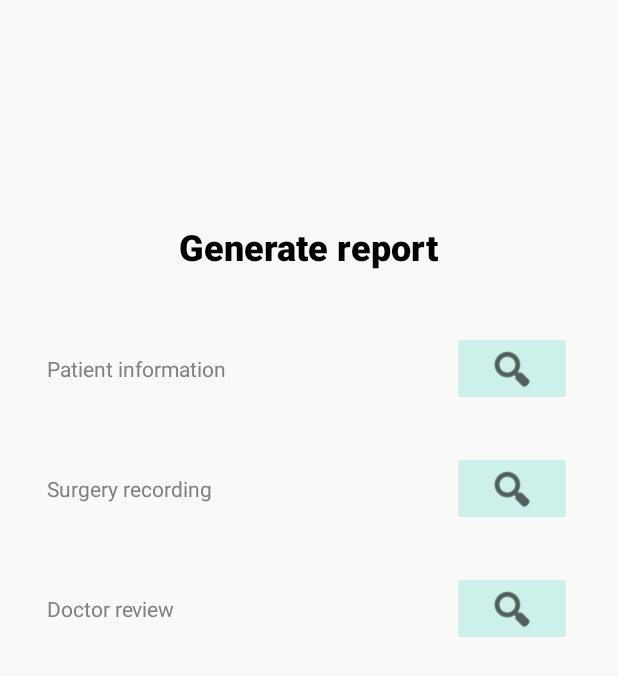
After one commit to Rohithj47/Sermo, an Android app: the GenerateReportActivity screen opened directly, with no data from a screen before it, on a phone screen of 412 x 824 dp. The commit adds this screen. Shown: the top 676 px of the screen. Run offline under Robolectric (Android 15) with nearby library versions, the phone set to English and light mode, and no system bars.

Commit message:
Generate report screen

```diff
--- /dev/null
+++ b/mobile-client/app/src/main/java/com/example/sermo/GenerateReportActivity.java
@@ -0,0 +1,120 @@
+package com.example.sermo;
+
+import androidx.activity.result.ActivityResult;
+import androidx.activity.result.ActivityResultCallback;
+import androidx.activity.result.ActivityResultLauncher;
+import androidx.activity.result.contract.ActivityResultContracts;
+import androidx.annotation.NonNull;
+import androidx.appcompat.app.AppCompatActivity;
+import androidx.core.app.ActivityCompat;
+
+import android.Manifest;
+import android.content.Intent;
+import android.content.pm.PackageManager;
+import android.database.Cursor;
+import android.net.Uri;
+import android.os.Bundle;
+import android.provider.OpenableColumns;
+import android.util.Log;
+import android.view.View;
+import android.widget.ImageButton;
+import android.widget.TextView;
+import android.widget.Toast;
+
+import java.io.File;
+
+public class GenerateReportActivity extends AppCompatActivity {
+
+    ActivityResultLauncher<Intent> resultLauncher;
+    ImageButton btSelect;
+
+    @Override
+    protected void onCreate(Bundle savedInstanceState) {
+        super.onCreate(savedInstanceState);
+        setContentView(R.layout.activity_generate_report);
+
+        btSelect = findViewById(R.id.PatientInformationSearchButton);
+
+        resultLauncher = registerForActivityResult(
+            new ActivityResultContracts.StartActivityForResult(),
+            new ActivityResultCallback<ActivityResult>() {
+                @Override
+                public void onActivityResult(ActivityResult result) {
+                    // Initialize result data
+                    Intent data = result.getData();
+                    // When data is not equal to empty
+                    if (data != null) {
+                        // Get PDf uri
+                        Uri sUri = data.getData();
+                        // Get PDF path
+                        String sPath = sUri.getPath();
+                        File file = new File(sUri.getPath());
+                        final String[] split = file.getPath().split(":");
+                        String filePath = split[1];
+                        Log.d("SELECTED FILE", sPath + ", " + sPath + ", " + filePath);
+                        Cursor returnCursor =
+                                getContentResolver().query(sUri, null, null, null, null);
+                        /*
+                         * Get the column indexes of the data in the Cursor,
+                         * move to the first row in the Cursor, get the data,
+                         * and display it.
+                         */
+                        int nameIndex = returnCursor.getColumnIndex(OpenableColumns.DISPLAY_NAME);
+                        int sizeIndex = returnCursor.getColumnIndex(OpenableColumns.SIZE);
+                        returnCursor.moveToFirst();
+                        Log.d("SELECTED FILE INFO", returnCursor.getString(nameIndex) + ", " + Long.toString(returnCursor.getLong(sizeIndex)));
+                        TextView tv = findViewById(R.id.PatientInformationFilePath);
+                        tv.setText(returnCursor.getString(nameIndex));
+                    }
+                }
+            });
+
+        btSelect.setOnClickListener(new View.OnClickListener() {
+            @Override
+            public void onClick(View view) {
+                // When permission is not granted
+                if (ActivityCompat.checkSelfPermission(GenerateReportActivity.this,
+                        Manifest.permission.READ_EXTERNAL_STORAGE) != PackageManager.PERMISSION_GRANTED) {
+                    // Result permission
+                    ActivityCompat.requestPermissions(
+                            GenerateReportActivity.this,
+                            new String[] { Manifest.permission.READ_EXTERNAL_STORAGE },
+                            1);
+                }
+                // When permission is granted
+                else {
+                    // Create method
+                    selectFile();
+                }
+            }
+        });
+    }
+
+    private void selectFile() {
+        // Initialize intent
+        Intent intent = new Intent(Intent.ACTION_GET_CONTENT);
+        // set type
+        intent.setType("application/pdf");
+        // Launch intent
+        if(resultLauncher !=null)
+            resultLauncher.launch(intent);
+    }
+
+    @Override
+    public void onRequestPermissionsResult(int requestCode, @NonNull String[] permissions,
+            @NonNull int[] grantResults) {
+        super.onRequestPermissionsResult(requestCode, permissions, grantResults);
+        // When permission is granted
+        if (requestCode == 1 && grantResults.length > 0 && grantResults[0]
+                == PackageManager.PERMISSION_GRANTED) {
+            // Call method
+            selectFile();
+        }
+        // When permission is denied
+        else {
+            // Display toast
+            Toast.makeText(getApplicationContext(), "Permission Denied", Toast.LENGTH_SHORT)
+                    .show();
+        }
+    }
+}
--- /dev/null
+++ b/mobile-client/app/src/main/res/layout/activity_generate_report.xml
@@ -0,0 +1,119 @@
+<?xml version="1.0" encoding="utf-8"?>
+<androidx.constraintlayout.widget.ConstraintLayout xmlns:android="http://schemas.android.com/apk/res/android"
+    xmlns:app="http://schemas.android.com/apk/res-auto"
+    xmlns:tools="http://schemas.android.com/tools"
+    android:layout_width="match_parent"
+    android:layout_height="match_parent"
+    tools:context=".GenerateReportActivity">
+
+    <TextView
+        android:id="@+id/headingText"
+        android:layout_width="wrap_content"
+        android:layout_height="wrap_content"
+        android:layout_marginTop="148dp"
+        android:fontFamily="sans-serif-medium"
+        android:text="Generate report"
+        android:textColor="@color/black"
+        android:textSize="24sp"
+        android:textStyle="bold"
+        app:layout_constraintEnd_toEndOf="parent"
+        app:layout_constraintStart_toStartOf="parent"
+        app:layout_constraintTop_toTopOf="parent" />
+
+    <LinearLayout
+        android:id="@+id/PatientInformationLinearLayout"
+        android:layout_width="350dp"
+        android:layout_height="60dp"
+        android:layout_marginTop="40dp"
+        android:orientation="horizontal"
+        app:layout_constraintEnd_toEndOf="parent"
+        app:layout_constraintStart_toStartOf="parent"
+        app:layout_constraintTop_toBottomOf="@+id/headingText">
+
+        <TextView
+            android:id="@+id/PatientInformationFilePath"
+            android:layout_width="230dp"
+            android:layout_height="50dp"
+            android:layout_weight="1"
+            android:gravity="center"
+            android:hint="Patient information"
+            android:singleLine="true"
+            android:textAlignment="textStart"
+            android:textColor="@color/black" />
+
+        <ImageButton
+            android:id="@+id/PatientInformationSearchButton"
+            android:layout_width="40dp"
+            android:layout_height="50dp"
+            android:layout_weight="1"
+            android:backgroundTint="@color/primary_button"
+            android:onClick="onPatientInformationSearchButtonClick"
+            android:scaleType="center"
+            app:srcCompat="@android:drawable/ic_menu_search"
+            app:tint="@color/black" />
+    </LinearLayout>
+
+    <LinearLayout
+        android:id="@+id/SurgeryRecordingLinearLayout"
+        android:layout_width="350dp"
+        android:layout_height="60dp"
+        android:layout_marginTop="20dp"
+        android:orientation="horizontal"
+        app:layout_constraintEnd_toEndOf="parent"
+        app:layout_constraintHorizontal_bias="0.508"
+        app:layout_constraintStart_toStartOf="parent"
+        app:layout_constraintTop_toBottomOf="@+id/PatientInformationLinearLayout">
+
+        <TextView
+            android:id="@+id/SurgeryRecordingFilePath"
+            android:layout_width="230dp"
+            android:layout_height="50dp"
+            android:layout_weight="1"
+            android:gravity="center"
+            android:hint="Surgery recording"
+            android:textAlignment="textStart"
+            android:textColor="@color/black" />
+
+        <ImageButton
+            android:id="@+id/SurgeryRecordingSearchButton"
+            android:layout_width="40dp"
+            android:layout_height="50dp"
+            android:layout_weight="1"
+            android:backgroundTint="@color/primary_button"
+            app:srcCompat="@android:drawable/ic_menu_search"
+            app:tint="@color/black" />
+    </LinearLayout>
+
+    <LinearLayout
+        android:id="@+id/DoctorReviewLinearLayout"
+        android:layout_width="350dp"
+        android:layout_height="60dp"
+        android:layout_marginTop="20dp"
+        android:orientation="horizontal"
+        app:layout_constraintEnd_toEndOf="parent"
+        app:layout_constraintHorizontal_bias="0.508"
+        app:layout_constraintStart_toStartOf="parent"
+        app:layout_constraintTop_toBottomOf="@+id/SurgeryRecordingLinearLayout">
+
+        <TextView
+            android:id="@+id/DoctorReviewFilePath"
+            android:layout_width="230dp"
+            android:layout_height="50dp"
+            android:layout_weight="1"
+            android:gravity="center"
+            android:hint="Doctor review"
+            android:textAlignment="textStart"
+            android:textColor="@color/black" />
+
+        <ImageButton
+            android:id="@+id/DoctorReviewSearchButton"
+            android:layout_width="40dp"
+            android:layout_height="50dp"
+            android:layout_weight="1"
+            android:backgroundTint="@color/primary_button"
+            app:srcCompat="@android:drawable/ic_menu_search"
+            app:tint="@color/black" />
+    </LinearLayout>
+
+
+</androidx.constraintlayout.widget.ConstraintLayout>
--- a/mobile-client/app/src/main/res/layout/activity_main.xml
+++ b/mobile-client/app/src/main/res/layout/activity_main.xml
@@ -13,6 +13,7 @@
         android:layout_marginTop="148dp"
         android:backgroundTint="@color/primary_button"
         android:fontFamily="sans-serif-medium"
+        android:onClick="onGenerateReportButtonClick"
         android:text="Generate report"
         android:textAllCaps="false"
         app:cornerRadius="50dp"
@@ -28,6 +29,7 @@
         android:layout_marginTop="50dp"
         android:backgroundTint="@color/primary_button"
         android:fontFamily="sans-serif-medium"
+        android:onClick="onQueryReportsButtonClick"
         android:text="Query reports"
         android:textAllCaps="false"
         app:cornerRadius="50dp"
--- a/mobile-client/app/src/main/res/values-night/themes.xml
+++ b/mobile-client/app/src/main/res/values-night/themes.xml
@@ -3,5 +3,6 @@
     <style name="Theme.Sermo" parent="Theme.MaterialComponents.DayNight.NoActionBar">
         <item name="android:windowFullscreen">true</item>
         <item name="android:background">@color/primary_background</item>
+        <item name="android:textColorHint">@color/text_hint</item>
     </style>
 </resources>
--- a/mobile-client/app/src/main/res/values/colors.xml
+++ b/mobile-client/app/src/main/res/values/colors.xml
@@ -4,4 +4,6 @@
     <color name="primary_button">#CDF0EA</color>
     <color name="black">#FF000000</color>
     <color name="white">#FFFFFFFF</color>
+    <color name="text_hint">#808080</color>
+    <color name="text_line">#808080</color>
 </resources>
--- a/mobile-client/app/src/main/res/values/themes.xml
+++ b/mobile-client/app/src/main/res/values/themes.xml
@@ -3,5 +3,6 @@
     <style name="Theme.Sermo" parent="Theme.MaterialComponents.DayNight.NoActionBar">
         <item name="android:windowFullscreen">true</item>
         <item name="android:background">@color/primary_background</item>
+        <item name="android:textColorHint">@color/text_hint</item>
     </style>
 </resources>
```
Also changed, not shown: mobile-client/app/src/main/AndroidManifest.xml (+16 -0 lines), mobile-client/app/src/main/java/com/example/sermo/MainActivity.java (+12 -0 lines), mobile-client/app/src/main/java/com/example/sermo/QueryReportsActivity.java (added, +14 -0 lines), mobile-client/app/src/main/res/layout/activity_query_reports.xml (added, +22 -0 lines).
